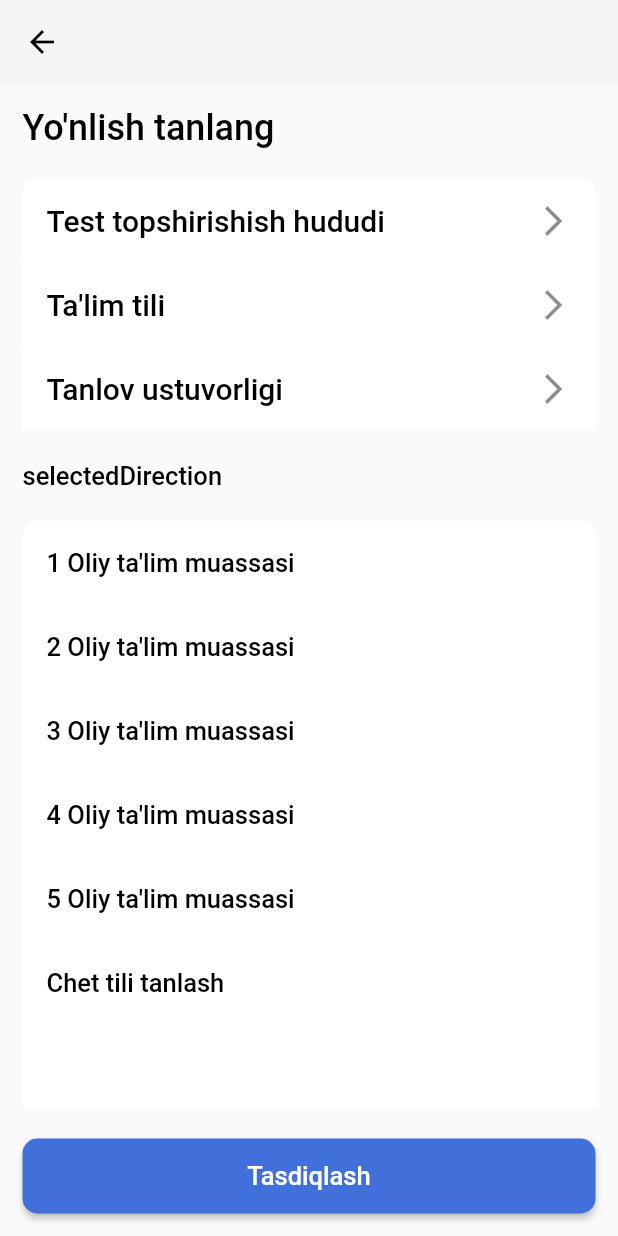
After one commit to RichardGreat/mydtm1, a Flutter app: the ChooseEdu screen opened directly, on a phone screen of 412 x 824 dp. The commit adds this screen. Run offline on Flutter 3.47's test engine with Material 2 defaults, Android fonts, the phone set to English and light mode, and no system bars; our stand-ins replace awesome_dialog, carousel_slider, dio, easy_localization, flutter_native_splash, flutter_widget_from_html_core and 4 more; missing offline and left inert: connection_notifier, otp_autofill, universal_image; accounts and stored records are empty; network calls fail.

Commit message:
certificate1

```diff
--- a/assets/lang/qq-QQ.json
+++ b/assets/lang/qq-QQ.json
@@ -33,10 +33,13 @@
   "checkField": "Maydonlarni to'ldirilganini tekshiring",
   "goMainScreen": "Asosiy ekranga qaytish",
   "addCertificate": "Chet tili sertifikatini qo'shish",
-  "add": "Qo'shish"
-
-
-
-
+  "add": "Qo'shish",
+  "continue": "Davom etish",
+  "enterSms": "Sms kiriting",
+  "reSentSms": "Sms qayta yuborish",
+  "smsSent":"Sms yuborish",
+  "chooseDirection":"Yo'nlish tanlang",
+  "userService": "Xizmatdan foydalanish",
+  "selectedDirection": "Tanlangan yo'nalishlar"
 
 }
--- a/assets/lang/ru-RU.json
+++ b/assets/lang/ru-RU.json
@@ -33,10 +33,13 @@
   "checkField": "Maydonlarni to'ldirilganini tekshiring",
   "goMainScreen": "Asosiy ekranga qaytish",
   "addCertificate": "Chet tili sertifikatini qo'shish",
-  "add": "Qo'shish"
-
-
-
-
+  "add": "Qo'shish",
+  "continue": "Davom etish",
+  "enterSms": "Sms kiriting",
+  "reSentSms": "Sms qayta yuborish",
+  "smsSent":"Sms yuborish",
+  "chooseDirection":"Yo'nlish tanlang",
+  "userService": "Xizmatdan foydalanish",
+  "selectedDirection": "Tanlangan yo'nalishlar"
 
 }
--- a/assets/lang/uz-UZ.json
+++ b/assets/lang/uz-UZ.json
@@ -33,10 +33,13 @@
   "checkField": "Maydonlarni to'ldirilganini tekshiring",
   "goMainScreen": "Asosiy ekranga qaytish",
   "addCertificate": "Chet tili sertifikatini qo'shish",
-  "add": "Qo'shish"
-
-
-
-
+  "add": "Qo'shish",
+  "continue": "Davom etish",
+  "enterSms": "Sms kiriting",
+  "reSentSms": "Sms qayta yuborish",
+  "smsSent":"Sms yuborish",
+  "chooseDirection":"Yo'nlish tanlang",
+  "userService": "Xizmatdan foydalanish",
+  "selectedDirection": "Tanlangan yo'nalishlar"
 
 }
--- a/lib/view/pages/m3_home/service_page/widgets/service_page_head.dart
+++ b/lib/view/pages/m3_home/service_page/widgets/service_page_head.dart
@@ -3,7 +3,7 @@ import 'package:mydtm/data/model_parse/m3_home/model_main_list.dart';
 import 'package:mydtm/view/pages/m3_home/service_page/provider_service_page.dart';
 import 'package:mydtm/view/widgets/app_widget/app_widgets.dart';
 import 'package:mydtm/view/widgets/colors/app_colors.dart';
-
+import 'package:easy_localization/easy_localization.dart';
 Widget servicePageHead(
     {required BuildContext context,
     required ProviderServicePage providerServicePage,
@@ -36,7 +36,7 @@ Widget servicePageHead(
               shape: RoundedRectangleBorder(
                   borderRadius: BorderRadius.circular(10)),
               child: MyWidgets.robotoFontText(
-                  text: "Xizmatdan foydalanish",
+                  text: "userService".tr(),
                   textColor: MyColors.appColorWhite())),
           const SizedBox(height: 20),
         ],
--- /dev/null
+++ b/lib/view/pages/otm/choose_edu.dart
@@ -0,0 +1,35 @@
+import 'package:flutter/material.dart';
+import 'package:mydtm/view/pages/otm/provider_choose_edu.dart';
+import 'package:mydtm/view/pages/otm/widgets/app_bar_choose_edu.dart';
+import 'package:mydtm/view/pages/otm/widgets/body_choose_edu.dart';
+import 'package:provider/provider.dart';
+
+class ChooseEdu extends StatefulWidget {
+  const ChooseEdu({Key? key}) : super(key: key);
+
+  @override
+  State<ChooseEdu> createState() => _ChooseEduState();
+}
+
+class _ChooseEduState extends State<ChooseEdu> {
+  ProviderChooseEdu providerChooseEdu = ProviderChooseEdu();
+
+  @override
+  Widget build(BuildContext context) {
+    return ChangeNotifierProvider(
+      create: (context) => providerChooseEdu,
+      child: Consumer(
+        builder: (context, value, child) => Scaffold(
+            appBar: appBarEduChoose(
+                context: context, providerChooseEdu: providerChooseEdu),
+            body: SafeArea(
+              child: Container(
+                margin: const EdgeInsets.all(15),
+                child: bodyChooseEdu(
+                    context: context, providerChooseEdu: providerChooseEdu),
+              ),
+            )),
+      ),
+    );
+  }
+}
--- /dev/null
+++ b/lib/view/pages/otm/provider_choose_edu.dart
@@ -0,0 +1,3 @@
+import 'package:flutter/material.dart';
+
+class ProviderChooseEdu extends ChangeNotifier{}
--- /dev/null
+++ b/lib/view/pages/otm/widgets/app_bar_choose_edu.dart
@@ -0,0 +1,13 @@
+import 'package:flutter/material.dart';
+import 'package:mydtm/view/pages/otm/provider_choose_edu.dart';
+import 'package:mydtm/view/widgets/colors/app_colors.dart';
+
+PreferredSizeWidget appBarEduChoose({required BuildContext context, required ProviderChooseEdu providerChooseEdu}){
+
+  return AppBar(
+    elevation: 0,
+    backgroundColor: MyColors.appColorGrey100(),
+    iconTheme: IconThemeData(color: MyColors.appColorBlack()),
+  );
+
+}
--- /dev/null
+++ b/lib/view/pages/otm/widgets/body_choose_edu.dart
@@ -0,0 +1,88 @@
+import 'package:flutter/material.dart';
+import 'package:mydtm/view/pages/otm/provider_choose_edu.dart';
+import 'package:mydtm/view/widgets/app_widget/app_widgets.dart';
+import 'package:easy_localization/easy_localization.dart';
+import 'package:mydtm/view/widgets/colors/app_colors.dart';
+
+Widget bodyChooseEdu(
+    {required BuildContext context,
+    required ProviderChooseEdu providerChooseEdu}) {
+  List<String> listDirection = [
+    "Test topshirishish hududi",
+    "Ta'lim tili",
+    "Tanlov ustuvorligi"
+  ];
+  List<String> listSelectDirection = [
+    "1 Oliy ta'lim muassasi",
+    "2 Oliy ta'lim muassasi",
+    "3 Oliy ta'lim muassasi",
+    "4 Oliy ta'lim muassasi",
+    "5 Oliy ta'lim muassasi",
+    "Chet tili tanlash",
+  ];
+
+  return Column(
+    crossAxisAlignment: CrossAxisAlignment.start,
+    children: [
+      MyWidgets.robotoFontText(text: "chooseDirection".tr(), textSize: 24),
+      const SizedBox(height: 20),
+      Container(
+        decoration: BoxDecoration(color: MyColors.appColorWhite(),
+            borderRadius: const BorderRadius.only(
+              topLeft: Radius.circular(10),
+              topRight: Radius.circular(10),
+            )
+        ),
+        child: ListTile(
+          title: MyWidgets.robotoFontText(text: listDirection[0], textSize: 20),
+          trailing: const Icon(Icons.arrow_forward_ios_sharp),
+        ),
+      ),
+      Container(
+        decoration: BoxDecoration(color: MyColors.appColorWhite(),
+
+        ),
+        child: ListTile(
+          title: MyWidgets.robotoFontText(text: listDirection[1], textSize: 20),
+          trailing: const Icon(Icons.arrow_forward_ios_sharp),
+        ),
+      ),
+      Container(
+        decoration: BoxDecoration(color: MyColors.appColorWhite()),
+        child: ListTile(
+          title: MyWidgets.robotoFontText(text: listDirection[2], textSize: 20),
+          trailing: const Icon(Icons.arrow_forward_ios_sharp),
+        ),
+      ),
+      const SizedBox(height: 20),
+      MyWidgets.robotoFontText(text: "selectedDirection"),
+      const SizedBox(height: 20),
+      Expanded(
+        child: Container(
+          decoration: BoxDecoration(
+              color: MyColors.appColorWhite(),
+              borderRadius: const BorderRadius.only(
+                topLeft: Radius.circular(10),
+                topRight: Radius.circular(10),
+              )),
+          child: ListView.builder(
+            itemCount: listSelectDirection.length,
+            itemBuilder: (context, index) => ListTile(
+                title:
+                    MyWidgets.robotoFontText(text: listSelectDirection[index])),
+          ),
+        ),
+      ),
+      const SizedBox(height: 20),
+      MaterialButton(
+        onPressed: () {},
+        shape: RoundedRectangleBorder(borderRadius: BorderRadius.circular(10)),
+        color: MyColors.appColorBlue1(),
+        minWidth: double.infinity,
+        height: 50,
+        child: MyWidgets.robotoFontText(
+            text: "Tasdiqlash", textColor: MyColors.appColorWhite()),
+      )
+    ],
+  );
+}
```
Also changed, not shown: lib/data/model_parse/m1_model/authhorization/model_sms_not_active.dart (added, +43 -0 lines), lib/view/pages/m1_enter_system/enter_first/provider_enter_first.dart (+26 -5 lines), lib/view/pages/m3_home/check_information_page/provider_check_information.dart (+9 -0 lines), lib/view/widgets/app_widget/sms_auto_fill/networks/network_sms.dart (+15 -13 lines), lib/view/widgets/app_widget/sms_auto_fill/state_menegment/provider_sms.dart (+30 -5 lines), lib/view/widgets/app_widget/sms_auto_fill/ui/s3_body_sms_auto_fill.dart (+23 -11 lines), lib/view/widgets/app_widget/sms_auto_fill/ui/s4_botton_widget.dart (+8 -12 lines).
